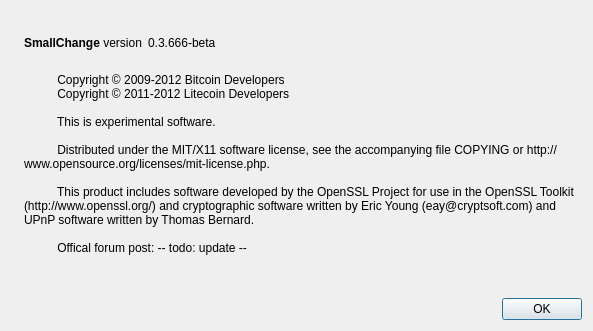
First picture: the form in src/qt/forms/aboutdialog.ui, repository kchirayath/THCoin, before the edit.
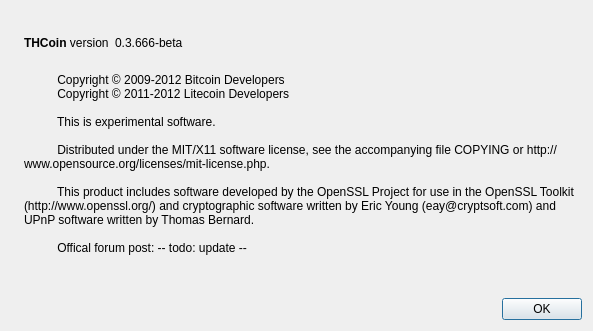
Second picture: the form after the edit. Icons and pictures are not drawn.

```diff
--- a/src/qt/forms/aboutdialog.ui
+++ b/src/qt/forms/aboutdialog.ui
@@ -50,7 +50,7 @@
           <cursorShape>IBeamCursor</cursorShape>
          </property>
          <property name="text">
-          <string>&lt;b&gt;SmallChange&lt;/b&gt; version</string>
+          <string>&lt;b&gt;THCoin&lt;/b&gt; version</string>
          </property>
          <property name="textInteractionFlags">
           <set>Qt::LinksAccessibleByMouse|Qt::TextSelectableByKeyboard|Qt::TextSelectableByMouse</set>
```
Left out of the diff: 2 changed lines with no effect on the pictures.
